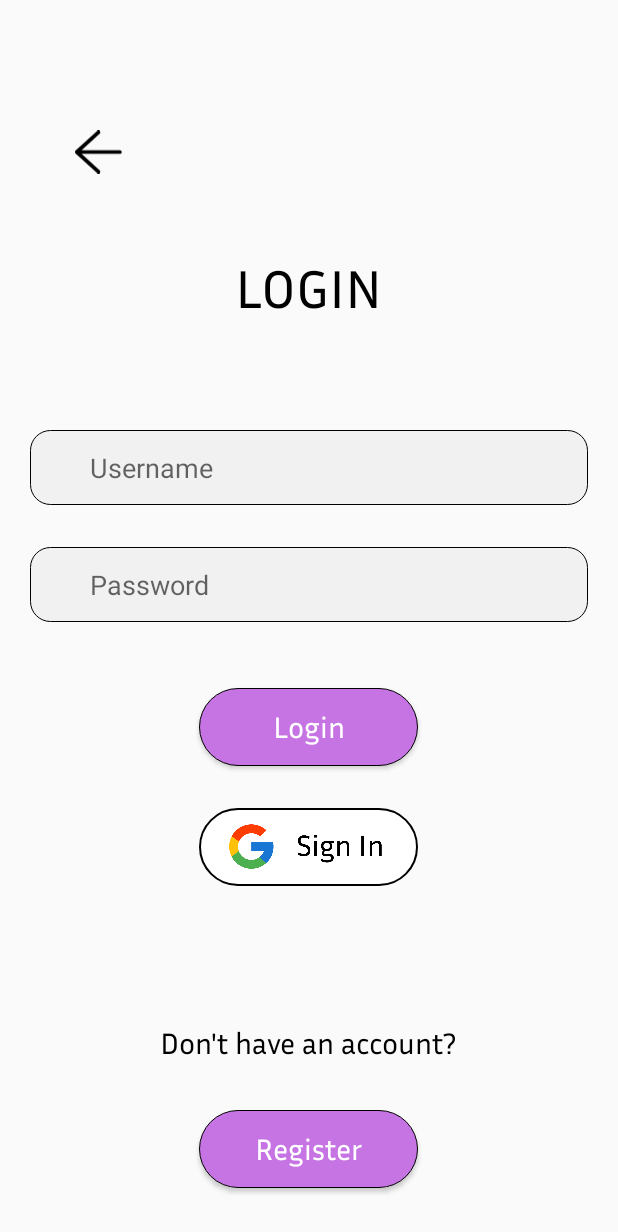
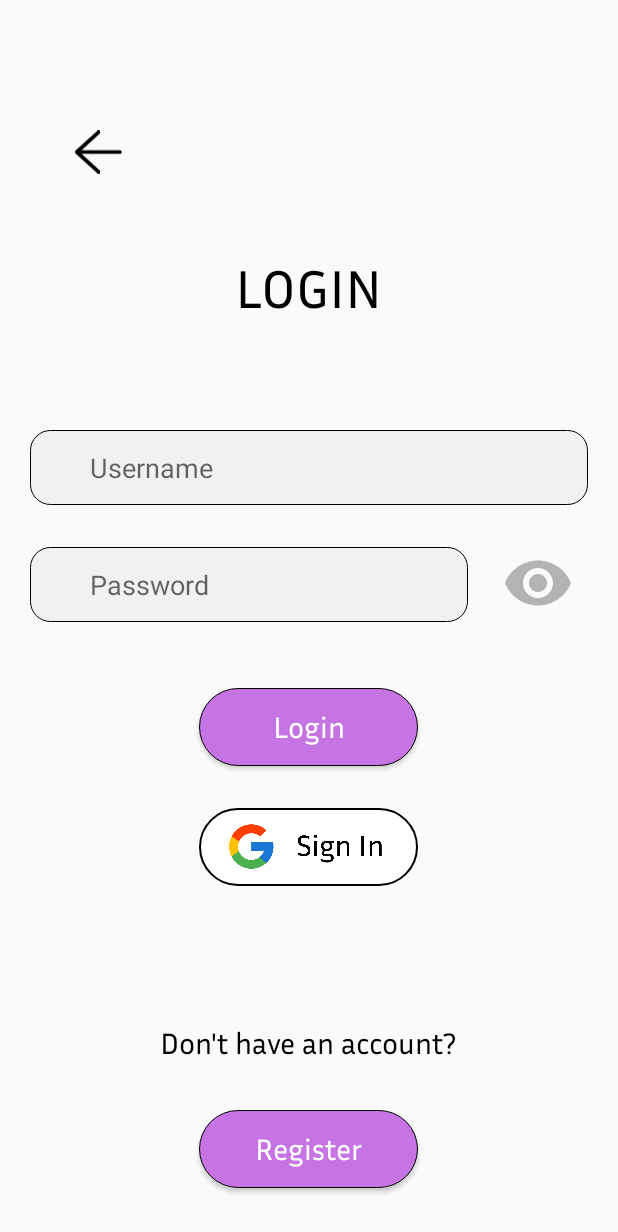
Before and after one commit to HarshAggarwal1/ParkingHelper, an Android app: the screen it shows after launch (MainActivity), on a phone screen of 412 x 824 dp. Shown: the top 1232 px of the screen. Run offline under Robolectric (Android 15) with nearby library versions, the phone set to English and light mode, and no system bars.

Commit message:
Commit: Added Activity Main Layout Files and required drawables

```diff
--- /dev/null
+++ b/app/src/main/res/drawable/show_hide_password.xml
@@ -0,0 +1,5 @@
+<vector android:height="48dp" android:tint="#B3B3B3"
+    android:viewportHeight="24" android:viewportWidth="24"
+    android:width="48dp" xmlns:android="http://schemas.android.com/apk/res/android">
+    <path android:fillColor="@android:color/white" android:pathData="M12,4.5C7,4.5 2.73,7.61 1,12c1.73,4.39 6,7.5 11,7.5s9.27,-3.11 11,-7.5c-1.73,-4.39 -6,-7.5 -11,-7.5zM12,17c-2.76,0 -5,-2.24 -5,-5s2.24,-5 5,-5 5,2.24 5,5 -2.24,5 -5,5zM12,9c-1.66,0 -3,1.34 -3,3s1.34,3 3,3 3,-1.34 3,-3 -1.34,-3 -3,-3z"/>
+</vector>
--- a/app/src/main/res/layout/activity_login.xml
+++ b/app/src/main/res/layout/activity_login.xml
@@ -59,12 +59,25 @@
         android:paddingStart="40dp"
         android:paddingEnd="40dp"
         android:layout_marginTop="28dp"
-        android:layout_marginEnd="20dp"
+        android:layout_marginEnd="100dp"
         android:background="@drawable/rectangle_bg_bluegray_50_border_black_900_radius_20"
         android:hint="Password"
         app:layout_constraintEnd_toEndOf="parent"
         app:layout_constraintHorizontal_bias="0.0"
         app:layout_constraintStart_toStartOf="parent"
+        app:layout_constraintTop_toBottomOf="@+id/loginEditTextUsername" />
+
+
+    <ImageButton
+        android:id="@+id/loginButtonShowHidePassword"
+        android:layout_width="wrap_content"
+        android:layout_height="wrap_content"
+        android:layout_marginTop="28dp"
+        android:background="#00FFFFFF"
+        android:src="@drawable/show_hide_password"
+        app:layout_constraintEnd_toEndOf="parent"
+        app:layout_constraintHorizontal_bias="0.442"
+        app:layout_constraintStart_toEndOf="@+id/loginEditTextPassword"
         app:layout_constraintTop_toBottomOf="@+id/loginEditTextUsername" />
 
     <Button
```
